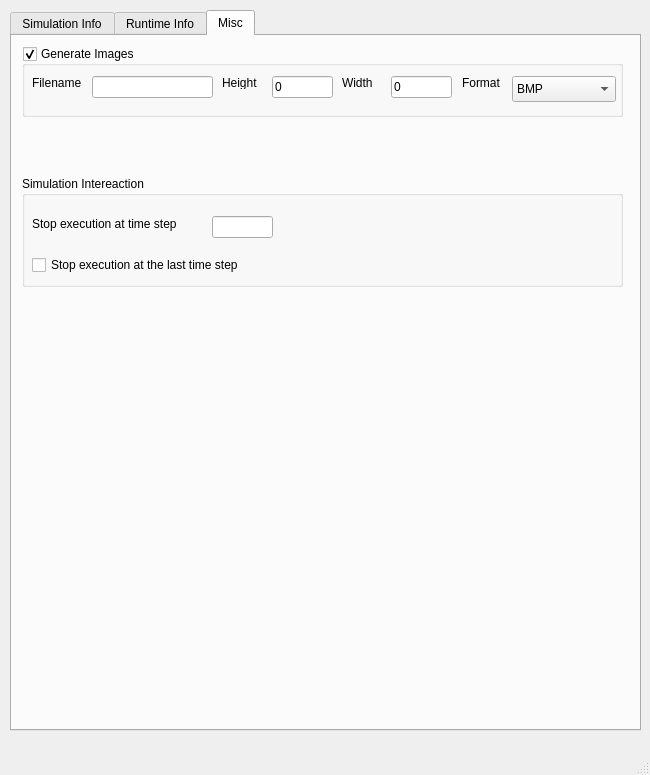
Uintah/Uintah, file VisIt/libsim/uintah.ui: the form before one commit.
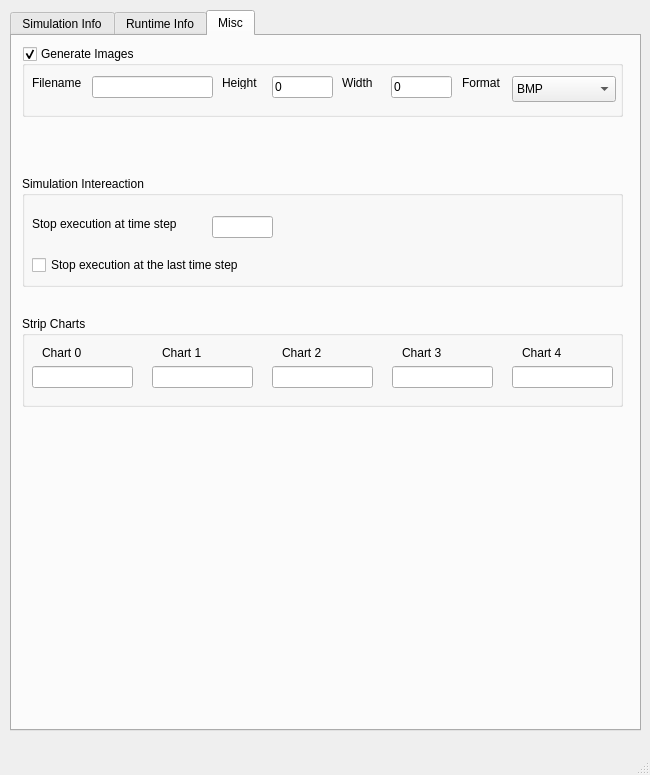
The form after the commit. The open tabs and pages were chosen to show the change.

Commit message: added strip charting and clean up

What changed in the file:
```diff
--- a/VisIt/libsim/uintah.ui
+++ b/VisIt/libsim/uintah.ui
@@ -767,6 +767,134 @@
        </property>
       </widget>
      </widget>
+     <widget class="QGroupBox" name="StripChartGroupBox">
+      <property name="geometry">
+       <rect>
+        <x>10</x>
+        <y>280</y>
+        <width>601</width>
+        <height>91</height>
+       </rect>
+      </property>
+      <property name="title">
+       <string>Strip Charts</string>
+      </property>
+      <widget class="QLabel" name="StripChartLabel1">
+       <property name="geometry">
+        <rect>
+         <x>140</x>
+         <y>30</y>
+         <width>56</width>
+         <height>13</height>
+        </rect>
+       </property>
+       <property name="text">
+        <string>Chart 1</string>
+       </property>
+      </widget>
+      <widget class="QLineEdit" name="StripChartVar1">
+       <property name="geometry">
+        <rect>
+         <x>130</x>
+         <y>50</y>
+         <width>101</width>
+         <height>22</height>
+        </rect>
+       </property>
+      </widget>
+      <widget class="QLabel" name="StripChartLabel2">
+       <property name="geometry">
+        <rect>
+         <x>260</x>
+         <y>30</y>
+         <width>56</width>
+         <height>13</height>
+        </rect>
+       </property>
+       <property name="text">
+        <string>Chart 2</string>
+       </property>
+      </widget>
+      <widget class="QLabel" name="StripChartLabel3">
+       <property name="geometry">
+        <rect>
+         <x>380</x>
+         <y>30</y>
+         <width>56</width>
+         <height>13</height>
+        </rect>
+       </property>
+       <property name="text">
+        <string>Chart 3</string>
+       </property>
+      </widget>
+      <widget class="QLabel" name="StripChartLabel0">
+       <property name="geometry">
+        <rect>
+         <x>20</x>
+         <y>30</y>
+         <width>56</width>
+         <height>13</height>
+        </rect>
+       </property>
+       <property name="text">
+        <string>Chart 0</string>
+       </property>
+      </widget>
+      <widget class="QLabel" name="StripChartLabel4">
+       <property name="geometry">
+        <rect>
+         <x>500</x>
+         <y>30</y>
+         <width>56</width>
+         <height>13</height>
+        </rect>
+       </property>
+       <property name="text">
+        <string>Chart 4</string>
+       </property>
+      </widget>
+      <widget class="QLineEdit" name="StripChartVar2">
+       <property name="geometry">
+        <rect>
+         <x>250</x>
+         <y>50</y>
+         <width>101</width>
+         <height>22</height>
+        </rect>
+       </property>
+      </widget>
+      <widget class="QLineEdit" name="StripChartVar3">
+       <property name="geometry">
+        <rect>
+         <x>370</x>
+         <y>50</y>
+         <width>101</width>
+         <height>22</height>
+        </rect>
+       </property>
+      </widget>
+      <widget class="QLineEdit" name="StripChartVar4">
+       <property name="geometry">
+        <rect>
+         <x>490</x>
+         <y>50</y>
+         <width>101</width>
+         <height>22</height>
+        </rect>
+       </property>
+      </widget>
+      <widget class="QLineEdit" name="StripChartVar0">
+       <property name="geometry">
+        <rect>
+         <x>10</x>
+         <y>50</y>
+         <width>101</width>
+         <height>22</height>
+        </rect>
+       </property>
+      </widget>
+     </widget>
     </widget>
    </widget>
   </widget>
```
Left out of the diff: 4 changed lines with no effect on the pictures. The commit also changes 8 other files.
